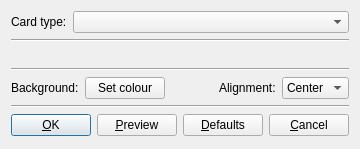
vasvlad/pomni, file mnemosyne/mnemosyne/pyqt_ui/card_appearance_dlg.ui: the form before one commit.
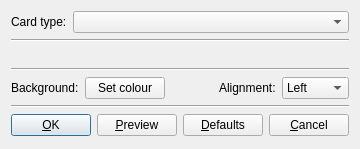
The form after the commit.

Commit message: More work on card alignment.

```diff
--- a/mnemosyne/mnemosyne/pyqt_ui/card_appearance_dlg.ui
+++ b/mnemosyne/mnemosyne/pyqt_ui/card_appearance_dlg.ui
@@ -131,16 +131,21 @@
        </item>
        <item>
         <widget class="QComboBox" name="alignment" >
-         <item>
-          <property name="text" >
-           <string>Center</string>
-          </property>
-         </item>
+         <property name="font" >
+          <font>
+           <italic>false</italic>
+          </font>
+         </property>
          <item>
           <property name="text" >
            <string>Left</string>
           </property>
          </item>
+         <item>
+          <property name="text" >
+           <string>Center</string>
+          </property>
+         </item>
          <item>
           <property name="text" >
            <string>Right</string>
```
Left out of the diff: 16 changed lines with no effect on the pictures. The commit also changes 5 other files.
